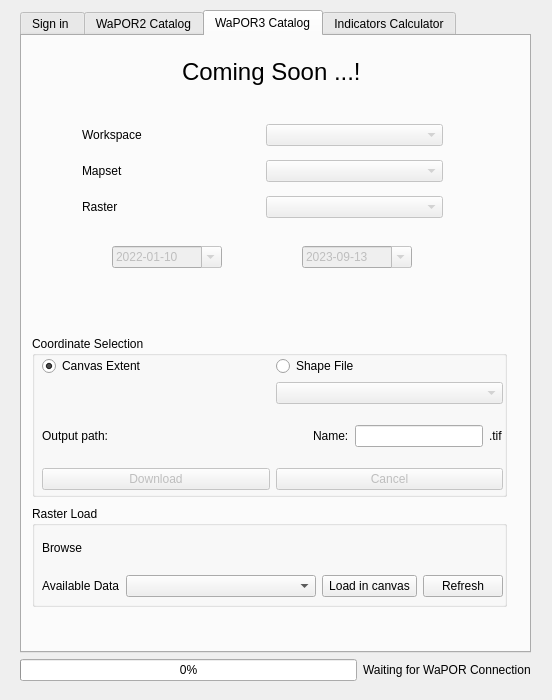
The window that wap_plugin_dialog_base.ui (WAGIS/wap_plugin) describes before a commit, drawn with Qt 5.
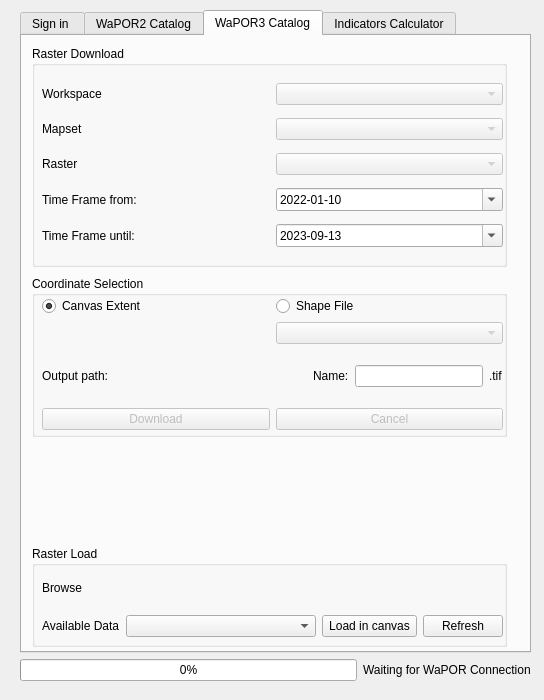
The same window after the commit. The open tabs and pages were chosen to show the change. Icons and pictures are not drawn. Custom widgets are drawn as their Qt base class.

What changed in the file:
```diff
--- a/wap_plugin_dialog_base.ui
+++ b/wap_plugin_dialog_base.ui
@@ -6,7 +6,7 @@
    <rect>
     <x>0</x>
     <y>0</y>
-    <width>552</width>
+    <width>544</width>
     <height>700</height>
    </rect>
   </property>
@@ -797,29 +797,11 @@
        <attribute name="title">
         <string>WaPOR3 Catalog</string>
        </attribute>
-       <widget class="QLabel" name="label_5">
-        <property name="geometry">
-         <rect>
-          <x>160</x>
-          <y>0</y>
-          <width>181</width>
-          <height>71</height>
-         </rect>
-        </property>
-        <property name="font">
-         <font>
-          <pointsize>18</pointsize>
-         </font>
-        </property>
-        <property name="text">
-         <string>Coming Soon ...!</string>
-        </property>
-       </widget>
        <widget class="QGroupBox" name="coordinateSelectionBox_2">
         <property name="geometry">
          <rect>
           <x>10</x>
-          <y>300</y>
+          <y>240</y>
           <width>475</width>
           <height>161</height>
          </rect>
@@ -950,132 +932,11 @@
          </layout>
         </widget>
        </widget>
-       <widget class="QDateEdit" name="initDateEdit">
-        <property name="enabled">
-         <bool>false</bool>
-        </property>
-        <property name="geometry">
-         <rect>
-          <x>90</x>
-          <y>210</y>
-          <width>110</width>
-          <height>22</height>
-         </rect>
-        </property>
-        <property name="currentSection">
-         <enum>QDateTimeEdit::YearSection</enum>
-        </property>
-        <property name="displayFormat">
-         <string>yyyy-MM-dd</string>
-        </property>
-        <property name="calendarPopup">
-         <bool>true</bool>
-        </property>
-        <property name="date">
-         <date>
-          <year>2022</year>
-          <month>1</month>
-          <day>10</day>
-         </date>
-        </property>
-       </widget>
-       <widget class="QDateEdit" name="endDateEdit">
-        <property name="enabled">
-         <bool>false</bool>
-        </property>
-        <property name="geometry">
-         <rect>
-          <x>280</x>
-          <y>210</y>
-          <width>110</width>
-          <height>22</height>
-         </rect>
-        </property>
-        <property name="displayFormat">
-         <string>yyyy-MM-dd</string>
-        </property>
-        <property name="calendarPopup">
-         <bool>true</bool>
-        </property>
-        <property name="date">
-         <date>
-          <year>2023</year>
-          <month>9</month>
-          <day>13</day>
-         </date>
-        </property>
-       </widget>
-       <widget class="QWidget" name="verticalLayoutWidget_6">
-        <property name="geometry">
-         <rect>
-          <x>60</x>
-          <y>80</y>
-          <width>361</width>
-          <height>111</height>
-         </rect>
-        </property>
-        <layout class="QVBoxLayout" name="verticalLayout_11">
-         <item>
-          <layout class="QHBoxLayout" name="horizontalLayout_27">
-           <item>
-            <widget class="QLabel" name="label_8">
-             <property name="text">
-              <string>Workspace</string>
-             </property>
-            </widget>
-           </item>
-           <item>
-            <widget class="QComboBox" name="workspace3ComboBox_2">
-             <property name="enabled">
-              <bool>false</bool>
-             </property>
-            </widget>
-           </item>
-          </layout>
-         </item>
-         <item>
-          <layout class="QHBoxLayout" name="horizontalLayout_32">
-           <item>
-            <widget class="QLabel" name="label_10">
-             <property name="text">
-              <string>Mapset</string>
-             </property>
-            </widget>
-           </item>
-           <item>
-            <widget class="QComboBox" name="mapsetComboBox">
-             <property name="enabled">
-              <bool>false</bool>
-             </property>
-            </widget>
-           </item>
-          </layout>
-         </item>
-         <item>
-          <layout class="QHBoxLayout" name="horizontalLayout_31">
-           <item>
-            <widget class="QLabel" name="label_9">
-             <property name="text">
-              <string>Raster</string>
-             </property>
-            </widget>
-           </item>
-           <item>
-            <widget class="QComboBox" name="rasterComboBox">
-             <property name="enabled">
-              <bool>false</bool>
-             </property>
-            </widget>
-           </item>
-          </layout>
-         </item>
-        </layout>
-       </widget>
        <widget class="QGroupBox" name="rasterLoadBox_2">
         <property name="geometry">
          <rect>
           <x>10</x>
-          <y>470</y>
+          <y>510</y>
           <width>475</width>
           <height>101</height>
          </rect>
@@ -1148,6 +1009,153 @@
          </layout>
         </widget>
        </widget>
+       <widget class="QGroupBox" name="rasterSelectionBox_2">
+        <property name="enabled">
+         <bool>true</bool>
+        </property>
+        <property name="geometry">
+         <rect>
+          <x>10</x>
+          <y>10</y>
+          <width>475</width>
+          <height>221</height>
+         </rect>
+        </property>
+        <property name="title">
+         <string>Raster Download</string>
+        </property>
+        <widget class="QWidget" name="verticalLayoutWidget_6">
+         <property name="geometry">
+          <rect>
+           <x>10</x>
+           <y>30</y>
+           <width>461</width>
+           <height>181</height>
+          </rect>
+         </property>
+         <layout class="QVBoxLayout" name="verticalLayout_11">
+          <item>
+           <layout class="QHBoxLayout" name="horizontalLayout_27">
+            <item>
+             <widget class="QLabel" name="label_8">
+              <property name="text">
+               <string>Workspace</string>
+              </property>
+             </widget>
+            </item>
+            <item>
+             <widget class="QComboBox" name="workspace3ComboBox_2">
+              <property name="enabled">
+               <bool>false</bool>
+              </property>
+             </widget>
+            </item>
+           </layout>
+          </item>
+          <item>
+           <layout class="QHBoxLayout" name="horizontalLayout_32">
+            <item>
+             <widget class="QLabel" name="label_10">
+              <property name="text">
+               <string>Mapset</string>
+              </property>
+             </widget>
+            </item>
+            <item>
+             <widget class="QComboBox" name="mapsetComboBox">
+              <property name="enabled">
+               <bool>false</bool>
+              </property>
+             </widget>
+            </item>
+           </layout>
+          </item>
+          <item>
+           <layout class="QHBoxLayout" name="horizontalLayout_31">
+            <item>
+             <widget class="QLabel" name="label_14">
+              <property name="text">
+               <string>Raster</string>
+              </property>
+             </widget>
+            </item>
+            <item>
+             <widget class="QComboBox" name="rasterComboBox">
+              <property name="enabled">
+               <bool>false</bool>
+              </property>
+             </widget>
+            </item>
+           </layout>
+          </item>
+          <item>
+           <layout class="QHBoxLayout" name="horizontalLayout_35">
+            <item>
+             <widget class="QLabel" name="label_9">
+              <property name="text">
+               <string>Time Frame from:</string>
+              </property>
+             </widget>
+            </item>
+            <item>
+             <widget class="QDateEdit" name="initDateEdit">
+              <property name="enabled">
+               <bool>true</bool>
+              </property>
+              <property name="currentSection">
+               <enum>QDateTimeEdit::YearSection</enum>
+              </property>
+              <property name="displayFormat">
+               <string>yyyy-MM-dd</string>
+              </property>
+              <property name="calendarPopup">
+               <bool>true</bool>
+              </property>
+              <property name="date">
+               <date>
+                <year>2022</year>
+                <month>1</month>
+                <day>10</day>
+               </date>
+              </property>
+             </widget>
+            </item>
+           </layout>
+          </item>
+          <item>
+           <layout class="QHBoxLayout" name="horizontalLayout_36">
+            <item>
+             <widget class="QLabel" name="label_15">
+              <property name="text">
+               <string>Time Frame until:</string>
+              </property>
+             </widget>
+            </item>
+            <item>
+             <widget class="QDateEdit" name="endDateEdit">
+              <property name="enabled">
+               <bool>true</bool>
+              </property>
+              <property name="displayFormat">
+               <string>yyyy-MM-dd</string>
+              </property>
+              <property name="calendarPopup">
+               <bool>true</bool>
+              </property>
+              <property name="date">
+               <date>
+                <year>2023</year>
+                <month>9</month>
+                <day>13</day>
+               </date>
+              </property>
+             </widget>
+            </item>
+           </layout>
+          </item>
+         </layout>
+        </widget>
+       </widget>
       </widget>
       <widget class="QWidget" name="indicTab">
        <attribute name="title">
```
Left out of the diff: 9 changed lines with no effect on the pictures.
